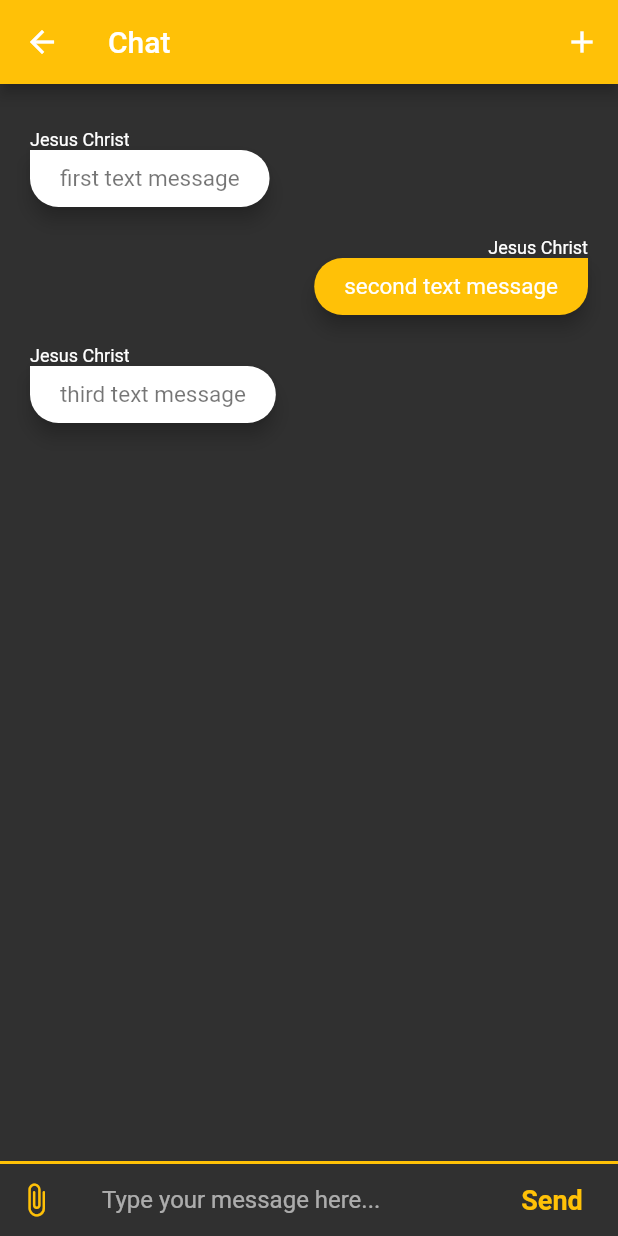
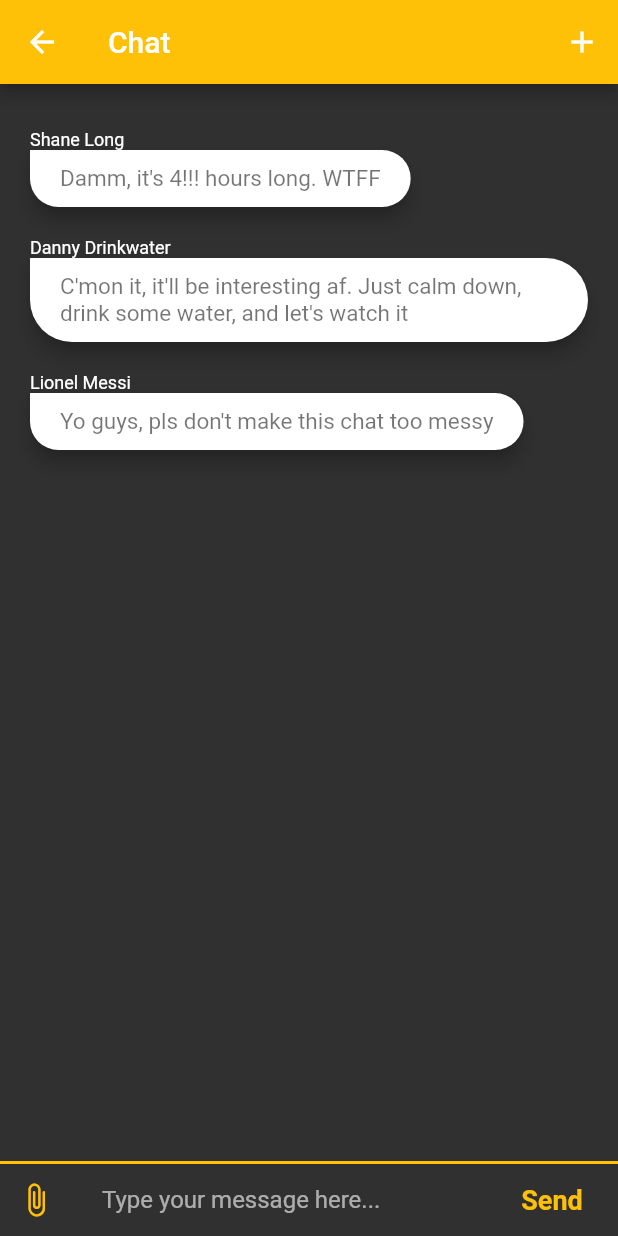
Before and after one commit to madalien11/hacknu21, a Flutter app: the ChatScreen screen opened by its route, on a phone screen of 412 x 824 dp. Run offline on Flutter 3.47's test engine with Material 2 defaults, Android fonts, the phone set to English and light mode, and no system bars; our stand-ins replace image_picker; network calls fail.

Commit message:
final for hacknu21

```diff
--- a/lib/screens/chatScreen.dart
+++ b/lib/screens/chatScreen.dart
@@ -4,11 +4,18 @@ import 'package:image_picker/image_picker.dart';
 
 List<MessageBubble> messageBubbles = <MessageBubble>[
   MessageBubble(
-      text: 'first text message', sender: 'Jesus Christ', isMe: false),
+      text: 'Damm, it\'s 4!!! hours long. WTFF',
+      sender: 'Shane Long',
+      isMe: false),
   MessageBubble(
-      text: 'second text message', sender: 'Jesus Christ', isMe: true),
+      text:
+          "C'mon it, it'll be interesting af. Just calm down, drink some water, and let's watch it",
+      sender: 'Danny Drinkwater',
+      isMe: false),
   MessageBubble(
-      text: 'third text message', sender: 'Jesus Christ', isMe: false),
+      text: "Yo guys, pls don't make this chat too messy",
+      sender: 'Lionel Messi',
+      isMe: false),
 ];
 
 class ChatScreen extends StatefulWidget {
@@ -176,7 +183,7 @@ class _ChatScreenState extends State<ChatScreen> {
                                 isImage: _image != null,
                                 image: _image,
                                 text: messageTextController.text,
-                                sender: 'Jesus Christ',
+                                sender: 'Madi Karsybekov',
                                 isMe: true));
                         _image = null;
                       });
--- a/lib/screens/profileScreen.dart
+++ b/lib/screens/profileScreen.dart
@@ -92,6 +92,7 @@ class _ProfileScreenState extends State<ProfileScreen> {
   @override
   void initState() {
     super.initState();
+    myCategoriesW.clear();
     myCategoriesW.add(Category(adder: true, showDialog: _showDialog));
     myCategories.forEach((element) {
       myCategoriesW.add(
@@ -127,7 +128,7 @@ class _ProfileScreenState extends State<ProfileScreen> {
             Padding(
               padding: const EdgeInsets.symmetric(horizontal: 10),
               child: Text(
-                  'Lorem ipsum dolor sit amet, consectetur adipiscing elit, sed do eiusmod tempor incididunt ut labore et dolore magna aliqua. Ut enim ad minim veniam, quis nostrud exercitation ullamco laboris nisi ut aliquip ex ea commodo consequat. Duis aute irure dolor in reprehenderit in voluptate velit esse cillum dolore eu fugiat nulla pariatur. Excepteur sint occaecat cupidatat non proident, sunt in culpa qui officia deserunt mollit anim id est laborum.',
+                  "Hello, my name is Madi. I really love sports and nature. I have organized many tours to the near mountains to my friends and now willing to make these events more open. Y'all can join me on hiking at any available time. We will have fun and fell love to the Nature fo sure. Join Us!",
                   textAlign: TextAlign.justify),
             ),
             SizedBox(height: 20),
```
Also changed, not shown: lib/screens/eventScreen.dart (+7 -5 lines), lib/screens/mainScreen.dart (+12 -14 lines).
